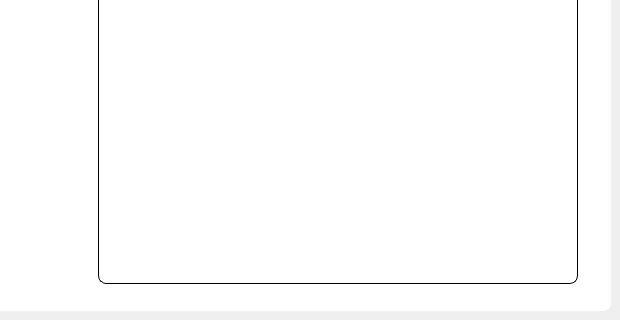
Qt form Telas/UI/pgInfoIndicadores.ui (newprev/PrevCliente) before a commit; both pictures show x 180 to 800 and y 280 to 600 of the 800 by 600 pixel window.
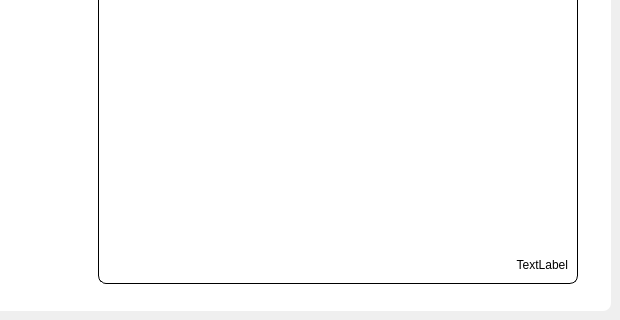
The same form after that commit.

Diff of the .ui file:
```diff
--- a/Telas/UI/pgInfoIndicadores.ui
+++ b/Telas/UI/pgInfoIndicadores.ui
@@ -31,7 +31,7 @@
 	font-size: 24px;
 }
 
-#lbSubtitulo, #lbSiglaCbx {
+#lbSubtitulo, #lbSiglaCbx, #lbFonte {
 	font-family: &quot;TeX Gyre Adventor&quot;;
 	font-size: 12px;
 	
@@ -209,6 +209,28 @@
              </property>
             </widget>
            </item>
+           <item>
+            <widget class="QLabel" name="lbFonte">
+             <property name="maximumSize">
+              <size>
+               <width>16777215</width>
+               <height>18</height>
+              </size>
+             </property>
+             <property name="text">
+              <string>TextLabel</string>
+             </property>
+             <property name="alignment">
+              <set>Qt::AlignRight|Qt::AlignTrailing|Qt::AlignVCenter</set>
+             </property>
+             <property name="openExternalLinks">
+              <bool>true</bool>
+             </property>
+             <property name="textInteractionFlags">
+              <set>Qt::LinksAccessibleByMouse|Qt::TextSelectableByMouse</set>
+             </property>
+            </widget>
+           </item>
           </layout>
          </widget>
         </widget>
```
Left out of the diff: 3 changed lines with no effect on the pictures.
